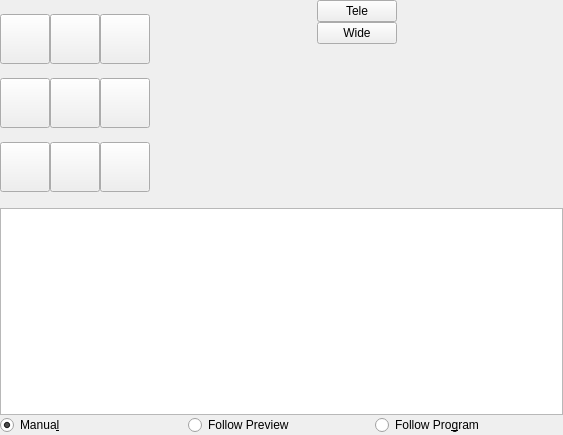
Above: ptz-controls.ui from glikely/obs-ptz before the change. Below: the same form after it.
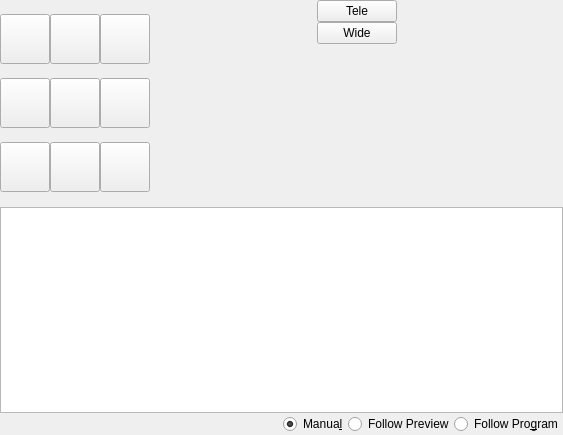
That is the form after the change. Icons and pictures are not drawn.

Commit message:
Add skeleton configuration window
Create a configuration window that will eventually be able to add,
remove and modify PTZ device configuration.

The edit to the form file:
```diff
--- a/ptz-controls.ui
+++ b/ptz-controls.ui
@@ -295,6 +295,44 @@
       </item>
       <item>
        <layout class="QHBoxLayout" name="horizontalLayout_2">
+        <item>
+         <widget class="QPushButton" name="configButton">
+          <property name="maximumSize">
+           <size>
+            <width>22</width>
+            <height>22</height>
+           </size>
+          </property>
+          <property name="toolTip">
+           <string>Configure Device</string>
+          </property>
+          <property name="accessibleName">
+           <string>Configure Device</string>
+          </property>
+          <property name="text">
+           <string/>
+          </property>
+          <property name="flat">
+           <bool>true</bool>
+          </property>
+          <property name="themeID" stdset="0">
+           <string notr="true">configIconSmall</string>
+          </property>
+         </widget>
+        </item>
+        <item>
+         <spacer name="horizontalSpacer_2">
+          <property name="orientation">
+           <enum>Qt::Horizontal</enum>
+          </property>
+          <property name="sizeHint" stdset="0">
+           <size>
+            <width>40</width>
+            <height>20</height>
+           </size>
+          </property>
+         </spacer>
+        </item>
         <item>
          <widget class="QRadioButton" name="targetButton_manual">
           <property name="text">
```
The commit also changes 7 other files.
